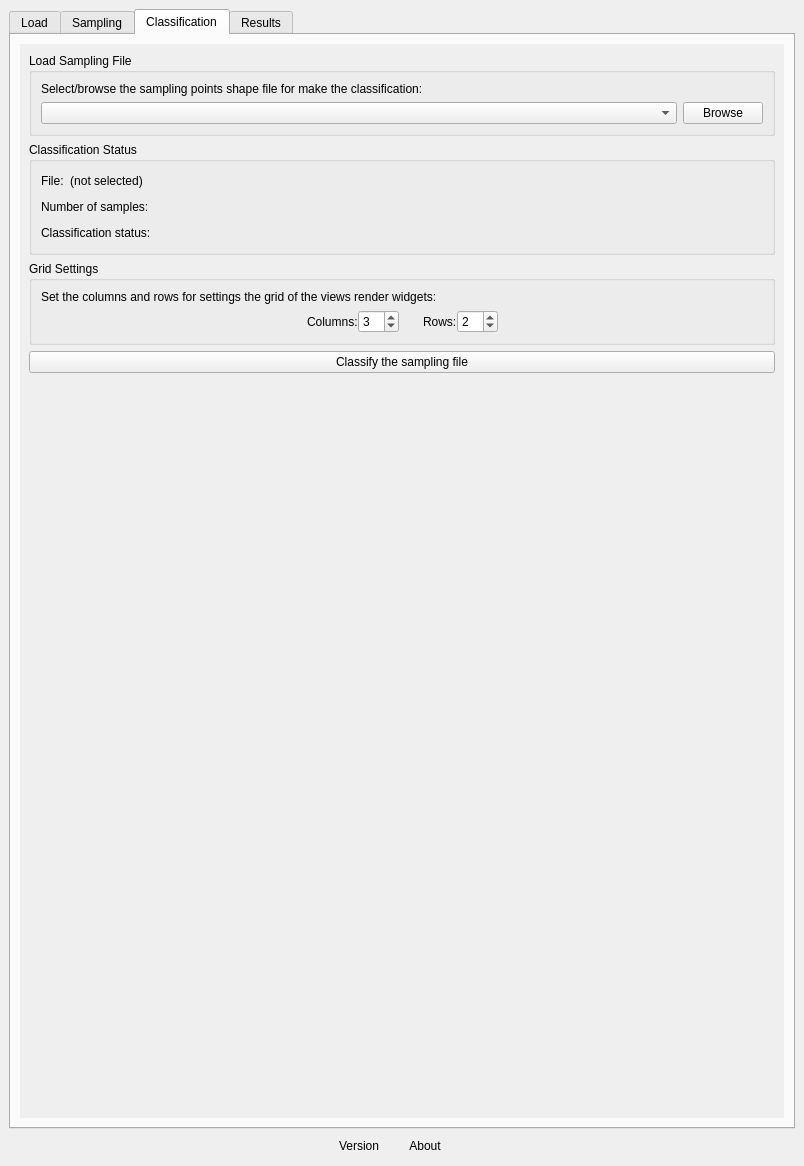
First picture: the form in ui/acatama_dockwidget.ui, repository SMByC/AcATaMa, before the edit.
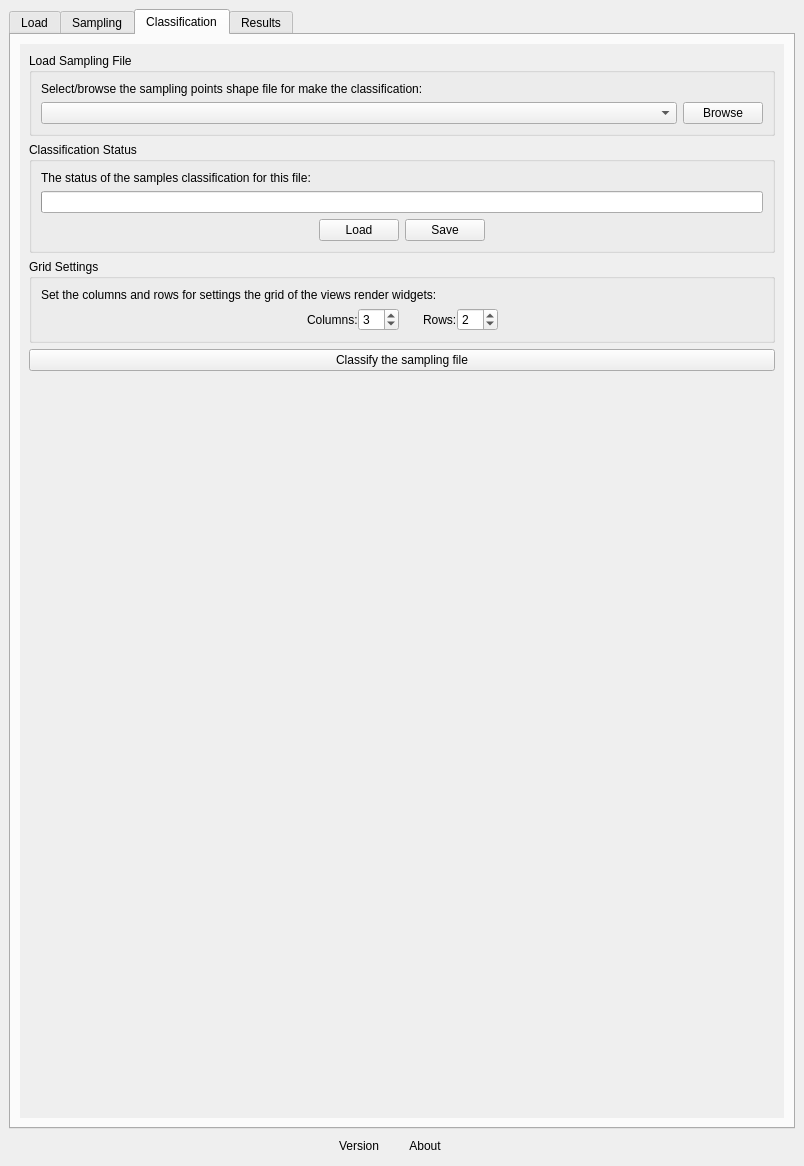
Second picture: the form after the edit. Custom widgets are drawn as their Qt base class.

Commit message: Set and update the classification status for the selected sampling file

What changed in the file:
```diff
--- a/ui/acatama_dockwidget.ui
+++ b/ui/acatama_dockwidget.ui
@@ -918,78 +918,32 @@
               </property>
               <layout class="QVBoxLayout" name="verticalLayout_27">
                <item>
-                <widget class="QWidget" name="widget_2" native="true">
-                 <layout class="QHBoxLayout" name="horizontalLayout_2">
-                  <property name="margin">
-                   <number>0</number>
-                  </property>
-                  <item>
-                   <widget class="QLabel" name="label_3">
-                    <property name="text">
-                     <string>File:</string>
-                    </property>
-                   </widget>
-                  </item>
-                  <item>
-                   <widget class="QLabel" name="SamplinFileName">
-                    <property name="text">
-                     <string>(not selected)</string>
-                    </property>
-                    <property name="alignment">
-                     <set>Qt::AlignCenter</set>
-                    </property>
-                   </widget>
-                  </item>
-                  <item>
-                   <spacer name="horizontalSpacer_6">
-                    <property name="orientation">
-                     <enum>Qt::Horizontal</enum>
-                    </property>
-                    <property name="sizeHint" stdset="0">
-                     <size>
-                      <width>40</width>
-                      <height>20</height>
-                     </size>
-                    </property>
-                   </spacer>
-                  </item>
-                 </layout>
+                <widget class="QLabel" name="label_25">
+                 <property name="text">
+                  <string>The status of the samples classification for this file:</string>
+                 </property>
                 </widget>
                </item>
                <item>
-                <widget class="QWidget" name="widget_4" native="true">
-                 <layout class="QHBoxLayout" name="horizontalLayout_5">
-                  <property name="margin">
-                   <number>0</number>
-                  </property>
-                  <item>
-                   <widget class="QLabel" name="label_23">
-                    <property name="text">
-                     <string>Number of samples:</string>
-                    </property>
-                   </widget>
-                  </item>
-                  <item>
-                   <widget class="QLabel" name="totalSamples">
-                    <property name="text">
-                     <string/>
-                    </property>
-                   </widget>
-                  </item>
-                  <item>
-                   <spacer name="horizontalSpacer_7">
-                    <property name="orientation">
-                     <enum>Qt::Horizontal</enum>
-                    </property>
-                    <property name="sizeHint" stdset="0">
-                     <size>
-                      <width>40</width>
-                      <height>20</height>
-                     </size>
-                    </property>
-                   </spacer>
-                  </item>
-                 </layout>
+                <widget class="QProgressBar" name="ClassificationStatusPB">
+                 <property name="enabled">
+                  <bool>true</bool>
+                 </property>
+                 <property name="minimum">
+                  <number>0</number>
+                 </property>
+                 <property name="maximum">
+                  <number>1</number>
+                 </property>
+                 <property name="value">
+                  <number>0</number>
+                 </property>
+                 <property name="textVisible">
+                  <bool>false</bool>
+                 </property>
+                 <property name="format">
+                  <string>%v/%m samples classified</string>
+                 </property>
                 </widget>
                </item>
                <item>
@@ -999,21 +953,34 @@
                    <number>0</number>
                   </property>
                   <item>
-                   <widget class="QLabel" name="label_25">
+                   <spacer name="horizontalSpacer_6">
+                    <property name="orientation">
+                     <enum>Qt::Horizontal</enum>
+                    </property>
+                    <property name="sizeHint" stdset="0">
+                     <size>
+                      <width>40</width>
+                      <height>20</height>
+                     </size>
+                    </property>
+                   </spacer>
+                  </item>
+                  <item>
+                   <widget class="QPushButton" name="pushButton">
                     <property name="text">
-                     <string>Classification status:</string>
+                     <string>Load</string>
                     </property>
                    </widget>
                   </item>
                   <item>
-                   <widget class="QLabel" name="samplingFileStatus">
+                   <widget class="QPushButton" name="pushButton_2">
                     <property name="text">
-                     <string/>
+                     <string>Save</string>
                     </property>
                    </widget>
                   </item>
                   <item>
-                   <spacer name="horizontalSpacer_8">
+                   <spacer name="horizontalSpacer_7">
                     <property name="orientation">
                      <enum>Qt::Horizontal</enum>
                     </property>
```
The commit also changes 2 other files.
